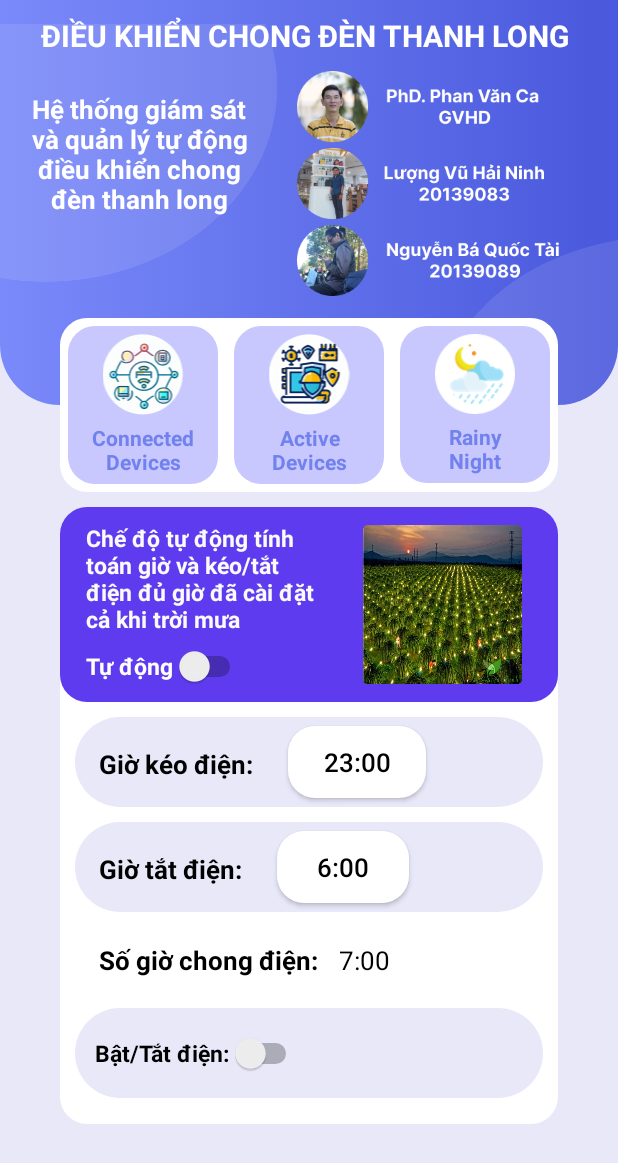
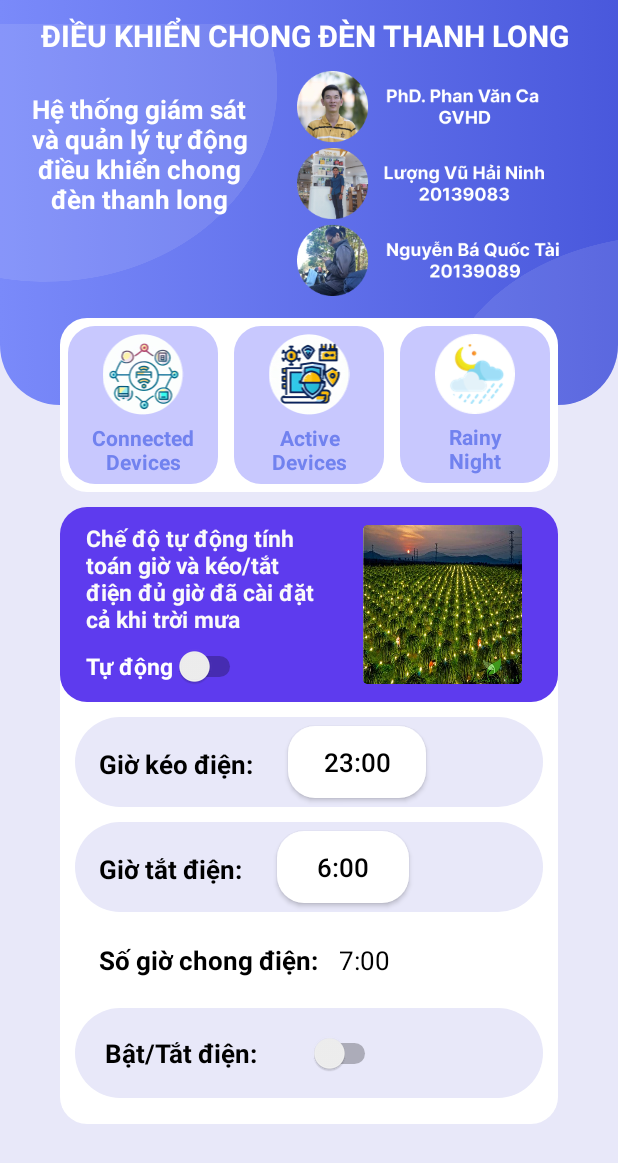
Before and after one commit to NinhLuong/appcontrol, an Android app: the layout activity_main.xml on its own in the app's theme, with its tools: preview values and no code run, on a phone screen of 412 x 824 dp. Shown: the top 1163 px of the screen. Run offline under Robolectric (Android 15) with nearby library versions, the phone set to English and light mode, and no system bars.

Commit message:
up data 22/5

```diff
--- a/app/src/main/res/layout/activity_main.xml
+++ b/app/src/main/res/layout/activity_main.xml
@@ -459,16 +459,17 @@
 
                         <Switch
                             android:id="@+id/switchLed"
-                            android:layout_width="wrap_content"
-                            android:layout_height="50sp"
-                            android:layout_marginStart="16dp"
-                            android:layout_marginEnd="164dp"
+                            android:layout_width="184dp"
+                            android:layout_height="58dp"
+                            android:layout_marginStart="20dp"
+                            android:layout_marginEnd="140dp"
                             android:text="Bật/Tắt điện:"
                             android:textColor="@color/black"
-                            android:textSize="15sp"
+                            android:textSize="17sp"
                             android:textStyle="bold"
                             app:layout_constraintBottom_toBottomOf="parent"
                             app:layout_constraintEnd_toEndOf="parent"
+                            app:layout_constraintHorizontal_bias="0.0"
                             app:layout_constraintStart_toStartOf="parent"
                             app:layout_constraintTop_toTopOf="parent"
                             tools:ignore="UseSwitchCompatOrMaterialXml" />
```
